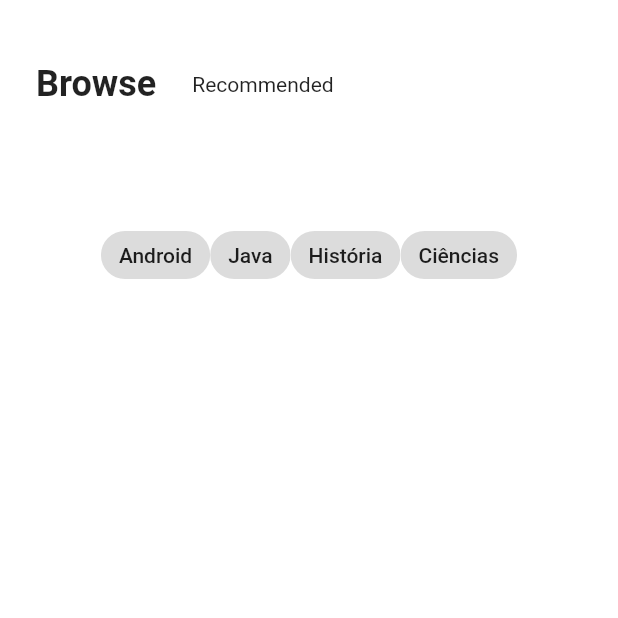
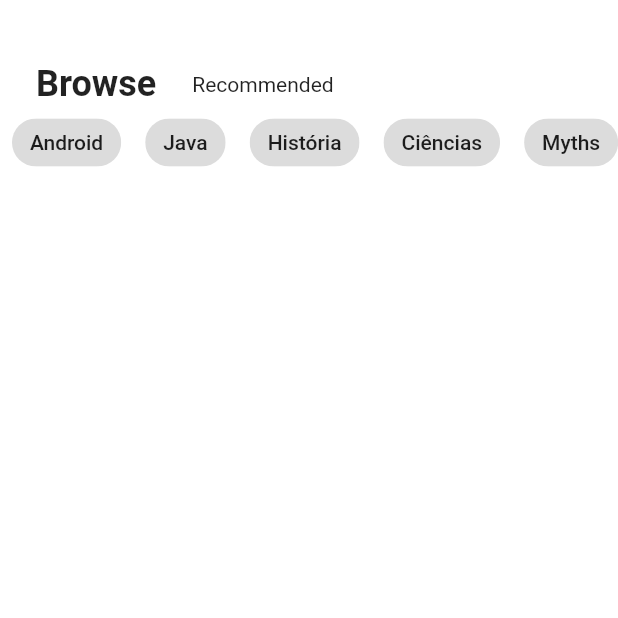
Before and after one commit to AndreDevLopes/BookFlix, a Flutter app: the screen it shows after launch, on a phone screen of 412 x 824 dp, the top half of it. Run offline on Flutter 3.47's test engine with Material 2 defaults, Android fonts, the phone set to English and light mode, and no system bars.

Commit message:
criado o scroll

```diff
--- a/lib/home/home_page.dart
+++ b/lib/home/home_page.dart
@@ -1,7 +1,14 @@
 import 'package:flutter/material.dart';
 
 class HomePage extends StatelessWidget {
-  List<String> categorias = ["Android", "Java", "História", "Ciências"];
+  List<String> categorias = [
+    "Android",
+    "Java",
+    "História",
+    "Ciências",
+    "Myths",
+    "Typhography"
+  ];
 
   @override
   Widget build(BuildContext context) {
@@ -32,13 +39,22 @@ class HomePage extends StatelessWidget {
               ],
             ),
             Container(
-              height: 200,
+              height: 50,
+              width: MediaQuery.of(context).size.width,
               child: ListView.builder(
                 shrinkWrap: true,
                 itemCount: categorias.length,
                 scrollDirection: Axis.horizontal,
                 itemBuilder: (BuildContext c, int index) {
-                  return Chip(label: Text(categorias.elementAt(index)));
+                  return Padding(
+                    padding: const EdgeInsets.only(
+                      left: 8,
+                      right: 8,
+                    ),
+                    child: Chip(
+                      label: Text(categorias.elementAt(index)),
+                    ),
+                  );
                 },
               ),
             )
```
